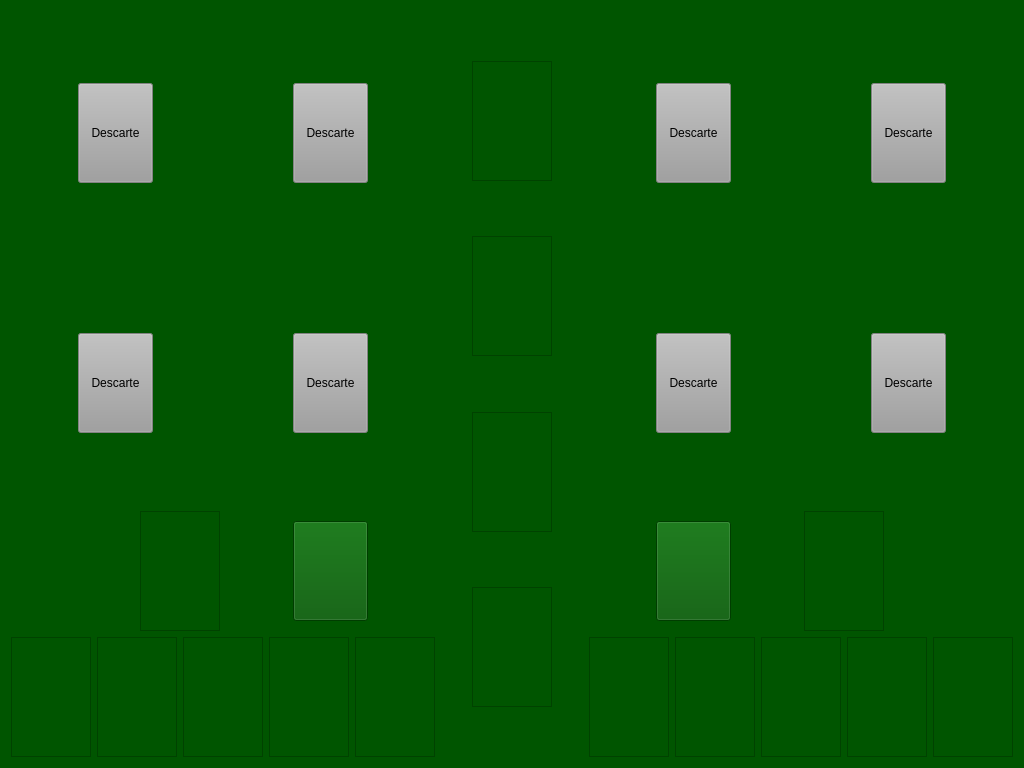
Old version of the form MARDA/pantallajuego.ui in the repository AndreyMena/SpiteAndMalice.
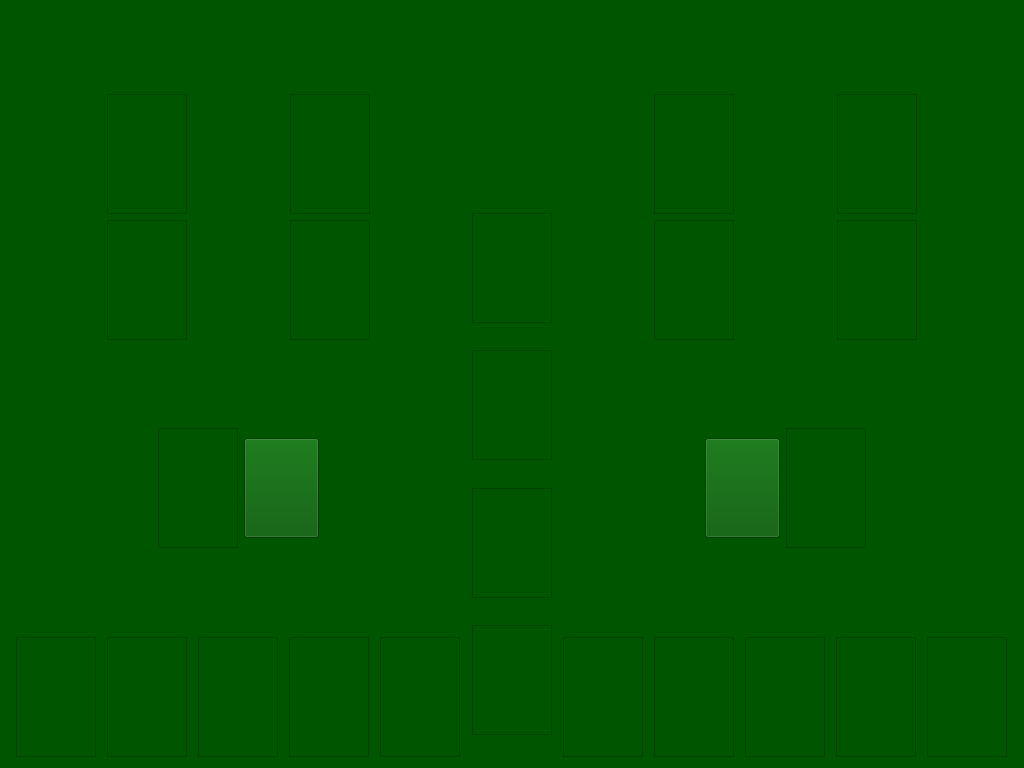
New version of the form. Icons and pictures are not drawn.

The edit to the form file:
```diff
--- a/MARDA/pantallajuego.ui
+++ b/MARDA/pantallajuego.ui
@@ -42,126 +42,269 @@
     <layout class="QHBoxLayout" name="horizontalLayout_2">
      <item>
       <layout class="QVBoxLayout" name="verticalLayout_2">
+       <item>
+        <spacer name="verticalSpacer_13">
+         <property name="orientation">
+          <enum>Qt::Vertical</enum>
+         </property>
+         <property name="sizeHint" stdset="0">
+          <size>
+           <width>20</width>
+           <height>40</height>
+          </size>
+         </property>
+        </spacer>
+       </item>
        <item>
         <layout class="QVBoxLayout" name="verticalLayout_3">
          <item>
           <layout class="QHBoxLayout" name="horizontalLayout_7">
-           <item alignment="Qt::AlignHCenter|Qt::AlignVCenter">
-            <widget class="QPushButton" name="pushButton_17">
-             <property name="enabled">
-              <bool>false</bool>
+           <item>
+            <spacer name="horizontalSpacer">
+             <property name="orientation">
+              <enum>Qt::Horizontal</enum>
              </property>
+             <property name="sizeHint" stdset="0">
+              <size>
+               <width>40</width>
+               <height>20</height>
+              </size>
+             </property>
+            </spacer>
+           </item>
+           <item alignment="Qt::AlignHCenter|Qt::AlignVCenter">
+            <widget class="QListWidget" name="listWidget_7">
              <property name="minimumSize">
               <size>
-               <width>75</width>
-               <height>100</height>
+               <width>80</width>
+               <height>120</height>
               </size>
              </property>
              <property name="maximumSize">
               <size>
+               <width>80</width>
+               <height>120</height>
+              </size>
+             </property>
+             <property name="acceptDrops">
+              <bool>true</bool>
+             </property>
+             <property name="verticalScrollBarPolicy">
+              <enum>Qt::ScrollBarAlwaysOff</enum>
+             </property>
+             <property name="horizontalScrollBarPolicy">
+              <enum>Qt::ScrollBarAlwaysOff</enum>
+             </property>
+             <property name="iconSize">
+              <size>
                <width>75</width>
                <height>100</height>
               </size>
              </property>
-             <property name="styleSheet">
-              <string notr="true">background-color: rgb(158, 158, 158);
-color: rgb(0, 0, 0);</string>
+            </widget>
+           </item>
+           <item>
+            <spacer name="horizontalSpacer_2">
+             <property name="orientation">
+              <enum>Qt::Horizontal</enum>
              </property>
-             <property name="text">
-              <string>Descarte</string>
+             <property name="sizeHint" stdset="0">
+              <size>
+               <width>40</width>
+               <height>20</height>
+              </size>
              </property>
-            </widget>
+            </spacer>
            </item>
            <item alignment="Qt::AlignHCenter|Qt::AlignVCenter">
-            <widget class="QPushButton" name="pushButton_16">
-             <property name="enabled">
-              <bool>false</bool>
-             </property>
+            <widget class="QListWidget" name="listWidget_3">
              <property name="minimumSize">
               <size>
-               <width>75</width>
-               <height>100</height>
+               <width>80</width>
+               <height>120</height>
               </size>
              </property>
              <property name="maximumSize">
               <size>
+               <width>80</width>
+               <height>120</height>
+              </size>
+             </property>
+             <property name="acceptDrops">
+              <bool>true</bool>
+             </property>
+             <property name="verticalScrollBarPolicy">
+              <enum>Qt::ScrollBarAlwaysOff</enum>
+             </property>
+             <property name="horizontalScrollBarPolicy">
+              <enum>Qt::ScrollBarAlwaysOff</enum>
+             </property>
+             <property name="iconSize">
+              <size>
                <width>75</width>
                <height>100</height>
               </size>
              </property>
-             <property name="styleSheet">
-              <string notr="true">background-color: rgb(158, 158, 158);
-color: rgb(0, 0, 0);</string>
+            </widget>
+           </item>
+           <item>
+            <spacer name="horizontalSpacer_3">
+             <property name="orientation">
+              <enum>Qt::Horizontal</enum>
              </property>
-             <property name="text">
-              <string>Descarte</string>
+             <property name="sizeHint" stdset="0">
+              <size>
+               <width>40</width>
+               <height>20</height>
+              </size>
              </property>
-            </widget>
+            </spacer>
            </item>
           </layout>
          </item>
          <item>
           <layout class="QHBoxLayout" name="horizontalLayout_6">
-           <item alignment="Qt::AlignHCenter|Qt::AlignVCenter">
-            <widget class="QPushButton" name="pushButton_15">
-             <property name="enabled">
-              <bool>false</bool>
+           <item>
+            <spacer name="horizontalSpacer_4">
+             <property name="orientation">
+              <enum>Qt::Horizontal</enum>
              </property>
+             <property name="sizeHint" stdset="0">
+              <size>
+               <width>40</width>
+               <height>20</height>
+              </size>
+             </property>
+            </spacer>
+           </item>
+           <item alignment="Qt::AlignHCenter|Qt::AlignVCenter">
+            <widget class="QListWidget" name="listWidget_9">
              <property name="minimumSize">
               <size>
-               <width>75</width>
-               <height>100</height>
+               <width>80</width>
+               <height>120</height>
               </size>
              </property>
              <property name="maximumSize">
               <size>
+               <width>80</width>
+               <height>120</height>
+              </size>
+             </property>
+             <property name="acceptDrops">
+              <bool>true</bool>
+             </property>
+             <property name="verticalScrollBarPolicy">
+              <enum>Qt::ScrollBarAlwaysOff</enum>
+             </property>
+             <property name="horizontalScrollBarPolicy">
+              <enum>Qt::ScrollBarAlwaysOff</enum>
+             </property>
+             <property name="iconSize">
+              <size>
                <width>75</width>
                <height>100</height>
               </size>
              </property>
-             <property name="styleSheet">
-              <string notr="true">background-color: rgb(158, 158, 158);
-color: rgb(0, 0, 0);</string>
+            </widget>
+           </item>
+           <item>
+            <spacer name="horizontalSpacer_5">
+             <property name="orientation">
+              <enum>Qt::Horizontal</enum>
              </property>
-             <property name="text">
-              <string>Descarte</string>
+             <property name="sizeHint" stdset="0">
+              <size>
+               <width>40</width>
+               <height>20</height>
+              </size>
              </property>
-            </widget>
+            </spacer>
            </item>
            <item alignment="Qt::AlignHCenter|Qt::AlignVCenter">
-            <widget class="QPushButton" name="pushButton_14">
-             <property name="enabled">
-              <bool>false</bool>
-             </property>
+            <widget class="QListWidget" name="listWidget_8">
              <property name="minimumSize">
               <size>
-               <width>75</width>
-               <height>100</height>
+               <width>80</width>
+               <height>120</height>
               </size>
              </property>
              <property name="maximumSize">
               <size>
+               <width>80</width>
+               <height>120</height>
+              </size>
+             </property>
+             <property name="acceptDrops">
+              <bool>true</bool>
+             </property>
+             <property name="verticalScrollBarPolicy">
+              <enum>Qt::ScrollBarAlwaysOff</enum>
+             </property>
+             <property name="horizontalScrollBarPolicy">
+              <enum>Qt::ScrollBarAlwaysOff</enum>
+             </property>
+             <property name="iconSize">
+              <size>
                <width>75</width>
                <height>100</height>
               </size>
              </property>
-             <property name="styleSheet">
-              <string notr="true">background-color: rgb(158, 158, 158);
-color: rgb(0, 0, 0);</string>
+            </widget>
+           </item>
+           <item>
+            <spacer name="horizontalSpacer_6">
+             <property name="orientation">
+              <enum>Qt::Horizontal</enum>
              </property>
-             <property name="text">
-              <string>Descarte</string>
+             <property name="sizeHint" stdset="0">
+              <size>
+               <width>40</width>
+               <height>20</height>
+              </size>
              </property>
-            </widget>
+            </spacer>
            </item>
           </layout>
          </item>
         </layout>
        </item>
+       <item>
+        <spacer name="verticalSpacer_8">
+         <property name="orientation">
+          <enum>Qt::Vertical</enum>
+         </property>
+         <property name="sizeHint" stdset="0">
+          <size>
+           <width>20</width>
+           <height>40</height>
+          </size>
+         </property>
+        </spacer>
+       </item>
        <item>
         <layout class="QHBoxLayout" name="horizontalLayout_3">
-         <item alignment="Qt::AlignRight">
+         <item>
+          <spacer name="horizontalSpacer_15">
+           <property name="orientation">
+            <enum>Qt::Horizontal</enum>
+           </property>
+           <property name="sizeHint" stdset="0">
+            <size>
+             <width>40</width>
+             <height>20</height>
+            </size>
+           </property>
+          </spacer>
+         </item>
+         <item alignment="Qt::AlignHCenter|Qt::AlignVCenter">
           <widget class="QListWidget" name="listWidget_15">
+           <property name="minimumSize">
+            <size>
+             <width>80</width>
+             <height>120</height>
+            </size>
+           </property>
            <property name="maximumSize">
             <size>
              <width>80</width>
@@ -198,12 +341,44 @@
            </property>
           </widget>
          </item>
+         <item>
+          <spacer name="horizontalSpacer_14">
+           <property name="orientation">
+            <enum>Qt::Horizontal</enum>
+           </property>
+           <property name="sizeHint" stdset="0">
+            <size>
+             <width>40</width>
+             <height>20</height>
+            </size>
+           </property>
+          </spacer>
+         </item>
         </layout>
        </item>
+       <item>
+        <spacer name="verticalSpacer_9">
+         <property name="orientation">
+          <enum>Qt::Vertical</enum>
+         </property>
+         <property name="sizeHint" stdset="0">
+          <size>
+           <width>20</width>
+           <height>40</height>
+          </size>
+         </property>
+        </spacer>
+       </item>
        <item>
         <layout class="QHBoxLayout" name="horizontalLayout_5">
          <item>
           <widget class="QListWidget" name="manoJugador1_1">
+           <property name="minimumSize">
+            <size>
+             <width>80</width>
+             <height>120</height>
+            </size>
+           </property>
            <property name="maximumSize">
             <size>
              <width>80</width>
@@ -238,6 +413,12 @@
          </item>
          <item>
           <widget class="QListWidget" name="manoJugador1_2">
+           <property name="minimumSize">
+            <size>
+             <width>80</width>
+             <height>120</height>
+            </size>
+           </property>
            <property name="maximumSize">
             <size>
              <width>80</width>
@@ -272,6 +453,12 @@
          </item>
          <item>
           <widget class="QListWidget" name="manoJugador1_3">
+           <property name="minimumSize">
+            <size>
+             <width>80</width>
+             <height>120</height>
+            </size>
+           </property>
            <property name="maximumSize">
             <size>
              <width>80</width>
@@ -306,6 +493,12 @@
          </item>
          <item>
           <widget class="QListWidget" name="manoJugador1_4">
+           <property name="minimumSize">
+            <size>
+             <width>80</width>
+             <height>120</height>
+            </size>
+           </property>
            <property name="maximumSize">
             <size>
              <width>80</width>
@@ -340,6 +533,12 @@
          </item>
          <item>
           <widget class="QListWidget" name="manoJugador1_5">
+           <property name="minimumSize">
+            <size>
+             <width>80</width>
+             <height>120</height>
+            </size>
+           </property>
            <property name="maximumSize">
             <size>
              <width>80</width>
@@ -388,6 +587,61 @@
      </property>
      <item>
       <layout class="QVBoxLayout" name="verticalLayout_11">
+       <item>
+        <spacer name="verticalSpacer_12">
+         <property name="orientation">
+          <enum>Qt::Vertical</enum>
+         </property>
+         <property name="sizeHint" stdset="0">
+          <size>
+           <width>20</width>
+           <height>40</height>
+          </size>
+         </property>
+        </spacer>
+       </item>
+       <item>
+        <widget class="QLabel" name="label">
+         <property name="minimumSize">
+          <size>
+           <width>75</width>
+           <height>110</height>
+          </size>
+         </property>
+         <property name="styleSheet">
+          <string notr="true">image: url(:/img/img/backsideCard.png);</string>
+         </property>
+         <property name="text">
+          <string/>
+         </property>
+        </widget>
+       </item>
+       <item>
+        <spacer name="verticalSpacer_6">
+         <property name="orientation">
+          <enum>Qt::Vertical</enum>
+         </property>
+         <property name="sizeHint" stdset="0">
+          <size>
+           <width>20</width>
+           <height>40</height>
+          </size>
+         </property>
+        </spacer>
+       </item>
+       <item>
+        <spacer name="verticalSpacer_7">
+         <property name="orientation">
+          <enum>Qt::Vertical</enum>
+         </property>
+         <property name="sizeHint" stdset="0">
+          <size>
+           <width>20</width>
+           <height>40</height>
+          </size>
+         </property>
+        </spacer>
+       </item>
        <item>
         <spacer name="verticalSpacer_4">
          <property name="orientation">
@@ -403,6 +657,12 @@
        </item>
        <item alignment="Qt::AlignHCenter">
         <widget class="QListWidget" name="listWidget_4">
+         <property name="minimumSize">
+          <size>
+           <width>75</width>
+           <height>110</height>
+          </size>
+         </property>
          <property name="maximumSize">
           <size>
            <width>80</width>
@@ -447,6 +707,12 @@
        </item>
        <item alignment="Qt::AlignHCenter">
         <widget class="QListWidget" name="listWidget_6">
+         <property name="minimumSize">
+          <size>
+           <width>75</width>
+           <height>110</height>
+          </size>
+         </property>
          <property name="maximumSize">
           <size>
            <width>80</width>
@@ -491,6 +757,12 @@
        </item>
        <item alignment="Qt::AlignHCenter">
         <widget class="QListWidget" name="listWidget_5">
+         <property name="minimumSize">
+          <size>
+           <width>75</width>
+           <height>110</height>
+          </size>
+         </property>
          <property name="maximumSize">
           <size>
            <width>80</width>
@@ -535,6 +807,12 @@
        </item>
        <item alignment="Qt::AlignHCenter">
         <widget class="QListWidget" name="listWidget_2">
+         <property name="minimumSize">
+          <size>
+           <width>75</width>
+           <height>110</height>
+          </size>
+         </property>
          <property name="maximumSize">
           <size>
            <width>80</width>
@@ -586,124 +864,261 @@
    </item>
    <item>
     <layout class="QVBoxLayout" name="verticalLayout_4">
+     <item>
+      <spacer name="verticalSpacer_14">
+       <property name="orientation">
+        <enum>Qt::Vertical</enum>
+       </property>
+       <property name="sizeHint" stdset="0">
+        <size>
+         <width>20</width>
+         <height>40</height>
+        </size>
+       </property>
+      </spacer>
+     </item>
      <item>
       <layout class="QVBoxLayout" name="verticalLayout_5">
        <item>
         <layout class="QHBoxLayout" name="horizontalLayout_8">
-         <item alignment="Qt::AlignHCenter|Qt::AlignVCenter">
-          <widget class="QPushButton" name="pushButton_19">
-           <property name="enabled">
-            <bool>false</bool>
+         <item>
+          <spacer name="horizontalSpacer_7">
+           <property name="orientation">
+            <enum>Qt::Horizontal</enum>
            </property>
+           <property name="sizeHint" stdset="0">
+            <size>
+             <width>40</width>
+             <height>20</height>
+            </size>
+           </property>
+          </spacer>
+         </item>
+         <item alignment="Qt::AlignHCenter|Qt::AlignVCenter">
+          <widget class="QListWidget" name="listWidget_11">
            <property name="minimumSize">
             <size>
-             <width>75</width>
-             <height>100</height>
+             <width>80</width>
+             <height>120</height>
             </size>
            </property>
            <property name="maximumSize">
             <size>
+             <width>80</width>
+             <height>120</height>
+            </size>
+           </property>
+           <property name="acceptDrops">
+            <bool>true</bool>
+           </property>
+           <property name="verticalScrollBarPolicy">
+            <enum>Qt::ScrollBarAlwaysOff</enum>
+           </property>
+           <property name="horizontalScrollBarPolicy">
+            <enum>Qt::ScrollBarAlwaysOff</enum>
+           </property>
+           <property name="iconSize">
+            <size>
              <width>75</width>
              <height>100</height>
             </size>
            </property>
-           <property name="styleSheet">
-            <string notr="true">background-color: rgb(158, 158, 158);
-color: rgb(0, 0, 0);</string>
+          </widget>
+         </item>
+         <item>
+          <spacer name="horizontalSpacer_8">
+           <property name="orientation">
+            <enum>Qt::Horizontal</enum>
            </property>
-           <property name="text">
-            <string>Descarte</string>
+           <property name="sizeHint" stdset="0">
+            <size>
+             <width>40</width>
+             <height>20</height>
+            </size>
            </property>
-          </widget>
+          </spacer>
          </item>
          <item alignment="Qt::AlignHCenter|Qt::AlignVCenter">
-          <widget class="QPushButton" name="pushButton_18">
-           <property name="enabled">
-            <bool>false</bool>
-           </property>
+          <widget class="QListWidget" name="listWidget_10">
            <property name="minimumSize">
             <size>
-             <width>75</width>
-             <height>100</height>
+             <width>80</width>
+             <height>120</height>
             </size>
            </property>
            <property name="maximumSize">
             <size>
+             <width>80</width>
+             <height>120</height>
+            </size>
+           </property>
+           <property name="acceptDrops">
+            <bool>true</bool>
+           </property>
+           <property name="verticalScrollBarPolicy">
+            <enum>Qt::ScrollBarAlwaysOff</enum>
+           </property>
+           <property name="horizontalScrollBarPolicy">
+            <enum>Qt::ScrollBarAlwaysOff</enum>
+           </property>
+           <property name="iconSize">
+            <size>
              <width>75</width>
              <height>100</height>
             </size>
            </property>
-           <property name="styleSheet">
-            <string notr="true">background-color: rgb(158, 158, 158);
-color: rgb(0, 0, 0);</string>
+          </widget>
+         </item>
+         <item>
+          <spacer name="horizontalSpacer_9">
+           <property name="orientation">
+            <enum>Qt::Horizontal</enum>
            </property>
-           <property name="text">
-            <string>Descarte</string>
+           <property name="sizeHint" stdset="0">
+            <size>
+             <width>40</width>
+             <height>20</height>
+            </size>
            </property>
-          </widget>
+          </spacer>
          </item>
         </layout>
        </item>
        <item>
         <layout class="QHBoxLayout" name="horizontalLayout_9">
-         <item alignment="Qt::AlignHCenter|Qt::AlignVCenter">
-          <widget class="QPushButton" name="pushButton_21">
-           <property name="enabled">
-            <bool>false</bool>
+         <item>
+          <spacer name="horizontalSpacer_10">
+           <property name="orientation">
+            <enum>Qt::Horizontal</enum>
            </property>
+           <property name="sizeHint" stdset="0">
+            <size>
+             <width>40</width>
+             <height>20</height>
+            </size>
+           </property>
+          </spacer>
+         </item>
+         <item alignment="Qt::AlignHCenter|Qt::AlignVCenter">
+          <widget class="QListWidget" name="listWidget_13">
            <property name="minimumSize">
             <size>
-             <width>75</width>
-             <height>100</height>
+             <width>80</width>
+             <height>120</height>
             </size>
            </property>
            <property name="maximumSize">
             <size>
+             <width>80</width>
+             <height>120</height>
+            </size>
+           </property>
+           <property name="acceptDrops">
+            <bool>true</bool>
+           </property>
+           <property name="verticalScrollBarPolicy">
+            <enum>Qt::ScrollBarAlwaysOff</enum>
+           </property>
+           <property name="horizontalScrollBarPolicy">
+            <enum>Qt::ScrollBarAlwaysOff</enum>
+           </property>
+           <property name="iconSize">
+            <size>
              <width>75</width>
              <height>100</height>
             </size>
            </property>
-           <property name="styleSheet">
-            <string notr="true">background-color: rgb(158, 158, 158);
-color: rgb(0, 0, 0);</string>
+          </widget>
+         </item>
+         <item>
+          <spacer name="horizontalSpacer_11">
+           <property name="orientation">
+            <enum>Qt::Horizontal</enum>
            </property>
-           <property name="text">
-            <string>Descarte</string>
+           <property name="sizeHint" stdset="0">
+            <size>
+             <width>40</width>
+             <height>20</height>
+            </size>
            </property>
-          </widget>
+          </spacer>
          </item>
          <item alignment="Qt::AlignHCenter|Qt::AlignVCenter">
-          <widget class="QPushButton" name="pushButton_20">
-           <property name="enabled">
-            <bool>false</bool>
-           </property>
+          <widget class="QListWidget" name="listWidget_12">
            <property name="minimumSize">
             <size>
-             <width>75</width>
-             <height>100</height>
+             <width>80</width>
+             <height>120</height>
             </size>
            </property>
            <property name="maximumSize">
             <size>
+             <width>80</width>
+             <height>120</height>
+            </size>
+           </property>
+           <property name="acceptDrops">
+            <bool>true</bool>
+           </property>
+           <property name="verticalScrollBarPolicy">
+            <enum>Qt::ScrollBarAlwaysOff</enum>
+           </property>
+           <property name="horizontalScrollBarPolicy">
+            <enum>Qt::ScrollBarAlwaysOff</enum>
+           </property>
+           <property name="iconSize">
+            <size>
              <width>75</width>
              <height>100</height>
             </size>
            </property>
-           <property name="styleSheet">
-            <string notr="true">background-color: rgb(158, 158, 158);
-color: rgb(0, 0, 0);</string>
+          </widget>
+         </item>
+         <item>
+          <spacer name="horizontalSpacer_12">
+           <property name="orientation">
+            <enum>Qt::Horizontal</enum>
            </property>
-           <property name="text">
-            <string>Descarte</string>
+           <property name="sizeHint" stdset="0">
+            <size>
+             <width>40</width>
+             <height>20</height>
+            </size>
            </property>
-          </widget>
+          </spacer>
          </item>
         </layout>
        </item>
       </layout>
      </item>
+     <item>
+      <spacer name="verticalSpacer_10">
+       <property name="orientation">
+        <enum>Qt::Vertical</enum>
+       </property>
+       <property name="sizeHint" stdset="0">
+        <size>
+         <width>20</width>
+         <height>40</height>
+        </size>
+       </property>
+      </spacer>
+     </item>
      <item>
       <layout class="QHBoxLayout" name="horizontalLayout_4">
+       <item>
+        <spacer name="horizontalSpacer_13">
+         <property name="orientation">
+          <enum>Qt::Horizontal</enum>
+         </property>
+         <property name="sizeHint" stdset="0">
+          <size>
+           <width>40</width>
+           <height>20</height>
+          </size>
+         </property>
+        </spacer>
+       </item>
        <item alignment="Qt::AlignHCenter|Qt::AlignVCenter">
         <widget class="QPushButton" name="pushButton_13">
          <property name="minimumSize">
@@ -726,8 +1141,14 @@
          </property>
         </widget>
        </item>
-       <item alignment="Qt::AlignLeft">
+       <item alignment="Qt::AlignHCenter|Qt::AlignVCenter">
         <widget class="QListWidget" name="listWidget_16">
+         <property name="minimumSize">
+          <size>
+           <width>80</width>
+           <height>120</height>
+          </size>
+         </property>
          <property name="maximumSize">
           <size>
            <width>80</width>
@@ -736,12 +1157,44 @@
          </property>
         </widget>
        </item>
+       <item>
+        <spacer name="horizontalSpacer_16">
+         <property name="orientation">
+          <enum>Qt::Horizontal</enum>
+         </property>
+         <property name="sizeHint" stdset="0">
+          <size>
+           <width>40</width>
+           <height>20</height>
+          </size>
+         </property>
+        </spacer>
+       </item>
       </layout>
      </item>
+     <item>
+      <spacer name="verticalSpacer_11">
+       <property name="orientation">
+        <enum>Qt::Vertical</enum>
+       </property>
+       <property name="sizeHint" stdset="0">
+        <size>
+         <width>20</width>
+         <height>40</height>
+        </size>
+       </property>
+      </spacer>
+     </item>
      <item>
       <layout class="QHBoxLayout" name="horizontalLayout_10">
        <item>
         <widget class="QListWidget" name="manoJugador2_1">
+         <property name="minimumSize">
+          <size>
+           <width>80</width>
+           <height>120</height>
+          </size>
+         </property>
          <property name="maximumSize">
           <size>
            <width>80</width>
@@ -776,6 +1229,12 @@
        </item>
        <item>
         <widget class="QListWidget" name="manoJugador2_2">
+         <property name="minimumSize">
+          <size>
+           <width>80</width>
+           <height>120</height>
+          </size>
+         </property>
          <property name="maximumSize">
           <size>
            <width>80</width>
@@ -810,6 +1269,12 @@
        </item>
        <item>
         <widget class="QListWidget" name="manoJugador2_3">
+         <property name="minimumSize">
+          <size>
+           <width>80</width>
+           <height>120</height>
+          </size>
+         </property>
          <property name="maximumSize">
           <size>
            <width>80</width>
@@ -844,6 +1309,12 @@
        </item>
        <item>
         <widget class="QListWidget" name="manoJugador2_4">
+         <property name="minimumSize">
+          <size>
+           <width>80</width>
+           <height>120</height>
+          </size>
+         </property>
          <property name="maximumSize">
           <size>
            <width>80</width>
@@ -878,6 +1349,12 @@
        </item>
        <item>
         <widget class="QListWidget" name="manoJugador2_5">
+         <property name="minimumSize">
+          <size>
+           <width>80</width>
+           <height>120</height>
+          </size>
+         </property>
          <property name="maximumSize">
           <size>
            <width>80</width>
```
Left out of the diff: 3 changed lines with no effect on the pictures.
